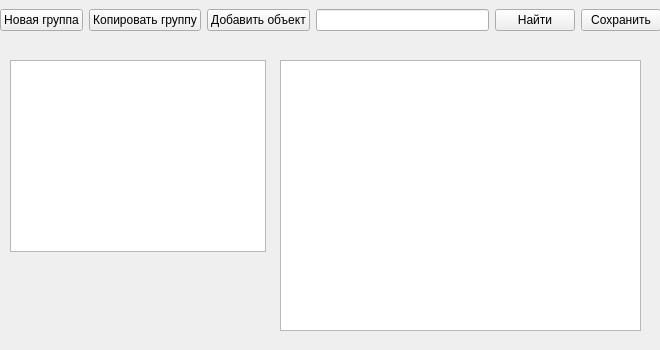
Above: src/groups.ui from IlchenkoVasily/seye before the change. Below: the same form after it.
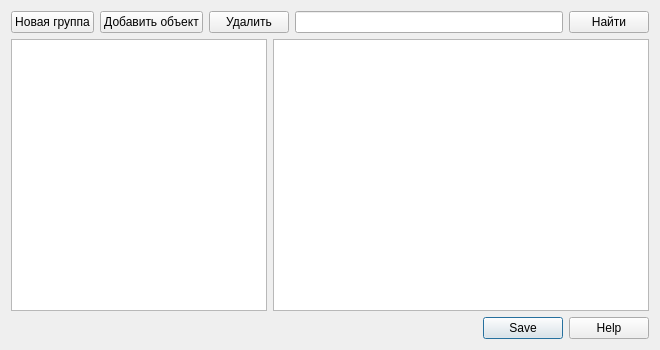
That is the form after the change.

Commit message: добавил форму групп.2

Patch:
```diff
--- a/src/groups.ui
+++ b/src/groups.ui
@@ -13,15 +13,8 @@
   <property name="windowTitle">
    <string>Form</string>
   </property>
-  <widget class="QWidget" name="horizontalLayoutWidget">
-   <property name="geometry">
-    <rect>
-     <x>0</x>
-     <y>0</y>
-     <width>661</width>
-     <height>41</height>
-    </rect>
-   </property>
+  <layout class="QVBoxLayout" name="verticalLayout">
+   <item>
    <layout class="QHBoxLayout" name="horizontalLayout">
     <item>
      <widget class="QPushButton" name="pushButton_3">
@@ -30,13 +23,6 @@
       </property>
      </widget>
     </item>
-    <item>
-     <widget class="QPushButton" name="pushButton">
-      <property name="text">
-       <string>Копировать группу</string>
-      </property>
-     </widget>
-    </item>
     <item>
      <widget class="QPushButton" name="pushButton_2">
       <property name="text">
@@ -44,6 +30,13 @@
       </property>
      </widget>
     </item>
+     <item>
+      <widget class="QPushButton" name="pushButton">
+       <property name="text">
+        <string>Удалить</string>
+       </property>
+      </widget>
+     </item>
     <item>
      <widget class="QLineEdit" name="lineEdit"/>
     </item>
@@ -54,35 +47,62 @@
       </property>
      </widget>
     </item>
-    <item>
-     <widget class="QPushButton" name="pushButton_5">
-      <property name="text">
-       <string>Сохранить</string>
-      </property>
-     </widget>
-    </item>
-   </layout>
-  </widget>
-  <widget class="QTableView" name="tableView">
-   <property name="geometry">
-    <rect>
-     <x>280</x>
-     <y>60</y>
-     <width>361</width>
-     <height>271</height>
-    </rect>
-   </property>
-  </widget>
+    </layout>
+   </item>
+   <item>
+    <layout class="QHBoxLayout" name="horizontalLayout_3">
+     <item>
   <widget class="QTreeView" name="treeView">
-   <property name="geometry">
-    <rect>
-     <x>10</x>
-     <y>60</y>
-     <width>256</width>
-     <height>192</height>
-    </rect>
-   </property>
-  </widget>
+       <property name="sizePolicy">
+        <sizepolicy hsizetype="Preferred" vsizetype="Expanding">
+         <horstretch>0</horstretch>
+         <verstretch>0</verstretch>
+        </sizepolicy>
+       </property>
+      </widget>
+     </item>
+     <item>
+      <widget class="QTableView" name="tableView"/>
+     </item>
+    </layout>
+   </item>
+   <item>
+    <layout class="QHBoxLayout" name="horizontalLayout_2">
+     <item>
+      <spacer name="horizontalSpacer">
+       <property name="orientation">
+        <enum>Qt::Horizontal</enum>
+       </property>
+       <property name="sizeHint" stdset="0">
+        <size>
+         <width>40</width>
+         <height>20</height>
+        </size>
+       </property>
+      </spacer>
+     </item>
+     <item>
+      <widget class="QDialogButtonBox" name="buttonBox">
+       <property name="sizePolicy">
+        <sizepolicy hsizetype="Minimum" vsizetype="Fixed">
+         <horstretch>0</horstretch>
+         <verstretch>0</verstretch>
+        </sizepolicy>
+       </property>
+       <property name="maximumSize">
+        <size>
+         <width>180</width>
+         <height>16777215</height>
+        </size>
+       </property>
+       <property name="standardButtons">
+        <set>QDialogButtonBox::Help|QDialogButtonBox::Save</set>
+       </property>
+      </widget>
+     </item>
+    </layout>
+   </item>
+  </layout>
  </widget>
  <resources/>
  <connections/>
```
Lines whose indentation alone changed are shown as unchanged. The commit also changes 2 other files.
